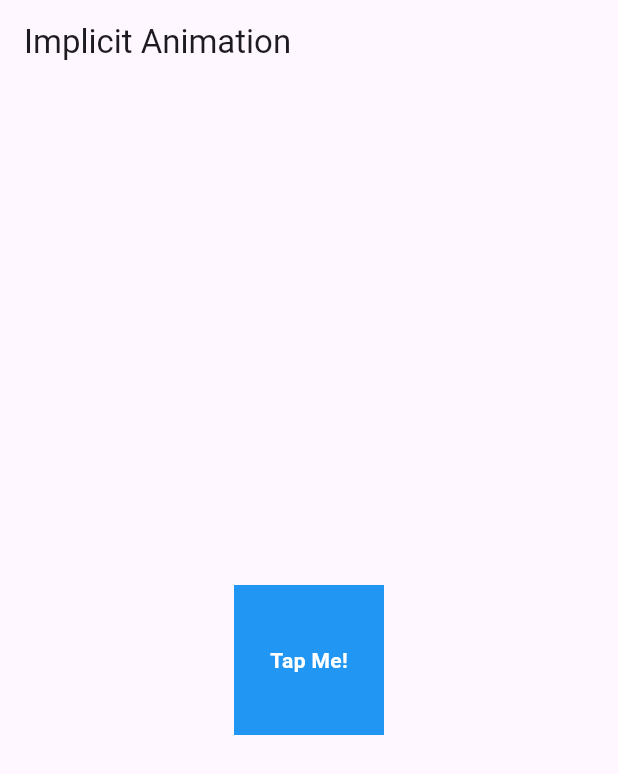
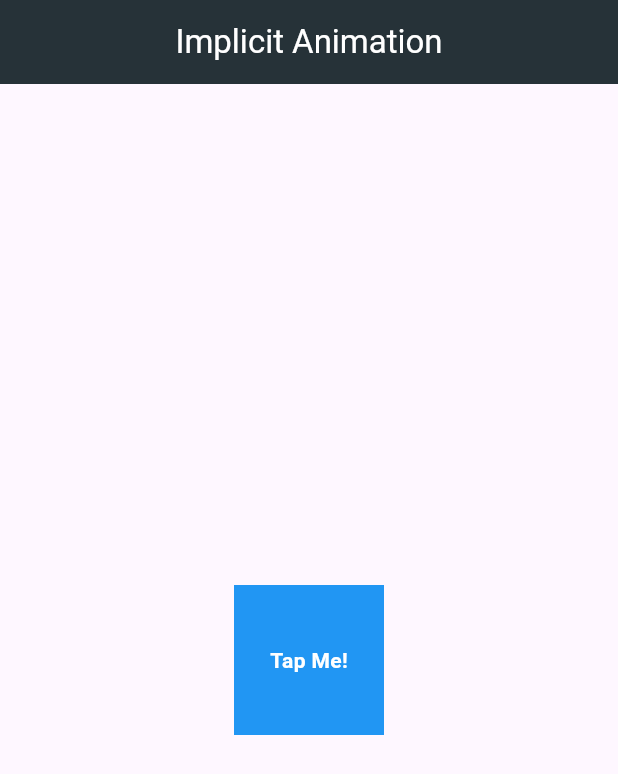
Before and after one commit to Alli64/breakout1_animatedcontainer, a Flutter app: the screen it shows after launch, on a phone screen of 412 x 824 dp. Shown: the top 774 px of the screen. Run offline on Flutter 3.47's test engine with Material 3 defaults, Android fonts, the light colour scheme and no system bars.

Commit message:
Centered the title with a background color and added a style to the title text

```diff
--- a/lib/screens/implicit_animation_screen.dart
+++ b/lib/screens/implicit_animation_screen.dart
@@ -17,7 +17,9 @@ class _ImplicitAnimationScreenState extends State<ImplicitAnimationScreen> {
   Widget build(BuildContext context) {
     return Scaffold(
       appBar: AppBar(
-        title: const Text('Implicit Animation'),
+        centerTitle: true,
+        backgroundColor: Colors.blueGrey[900],
+        title: const Text('Implicit Animation', style: TextStyle(color: Colors.white),),
       ),
       body: Center(
         child: GestureDetector(
```
